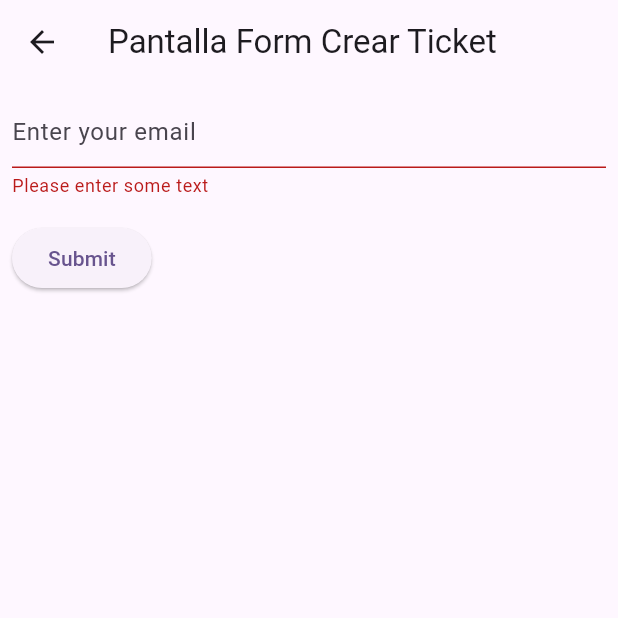
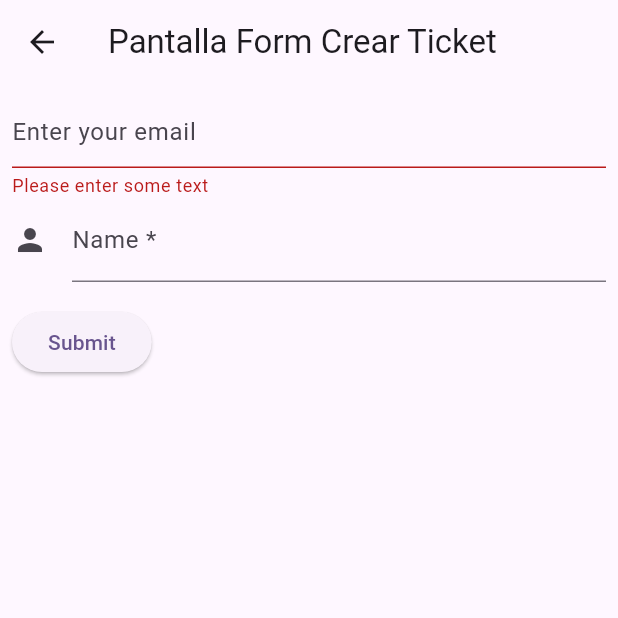
Before and after one commit to imagochan/AppTickets, a Flutter app: the CrearTicketForm screen opened directly, after a tap on "Submit", on a phone screen of 412 x 824 dp, the top half of it. Run offline on Flutter 3.47's test engine with Material 2 defaults, Android fonts, the light colour scheme and no system bars.

Commit message:
added another form field for testing

```diff
--- a/lib/pantallas/pantalla_creat_ticket_form.dart
+++ b/lib/pantallas/pantalla_creat_ticket_form.dart
@@ -53,6 +53,20 @@ class _FormularioCrearTicketState extends State<FormularioCrearTicket> {
               return null;
             },
           ),
+          TextFormField(
+            decoration: const InputDecoration(
+              icon: Icon(Icons.person),
+              hintText: 'What do people call you?',
+              labelText: 'Name *',
+            ),
+            onSaved: (String? value) {
+              // This optional block of code can be used to run
+              // code when the user saves the form.
+            },
+            validator: (String? value) {
+              return (value != null && value.contains('@')) ? 'Do not use the @ char.' : null;
+            },
+          ),
           Padding(
             padding: const EdgeInsets.symmetric(vertical: 16.0),
             child: ElevatedButton(
```
